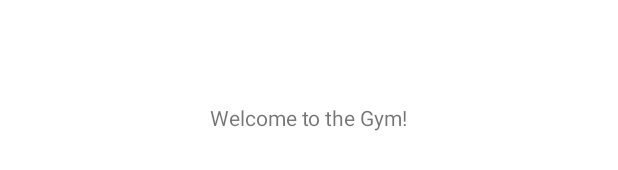
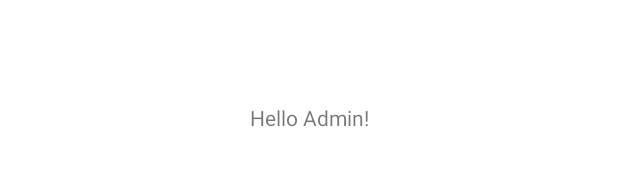
Before and after one commit to shehan-shyaminda/SELFIT-Admin, an Android app: the layout activity_main.xml on its own in the app's theme, with its tools: preview values and no code run, on a phone screen of 412 x 824 dp. Shown: the part 501-671 px from the top of the screen. Run offline under Robolectric (Android 15) with nearby library versions, the phone set to English and light mode, and no system bars.

Commit message:
Test Commit Admin

```diff
--- a/app/src/main/res/layout/activity_main.xml
+++ b/app/src/main/res/layout/activity_main.xml
@@ -9,7 +9,7 @@
     <TextView
         android:layout_width="wrap_content"
         android:layout_height="wrap_content"
-        android:text="Welcome to the Gym!"
+        android:text="Hello Admin!"
         app:layout_constraintBottom_toBottomOf="parent"
         app:layout_constraintLeft_toLeftOf="parent"
         app:layout_constraintRight_toRightOf="parent"
```
